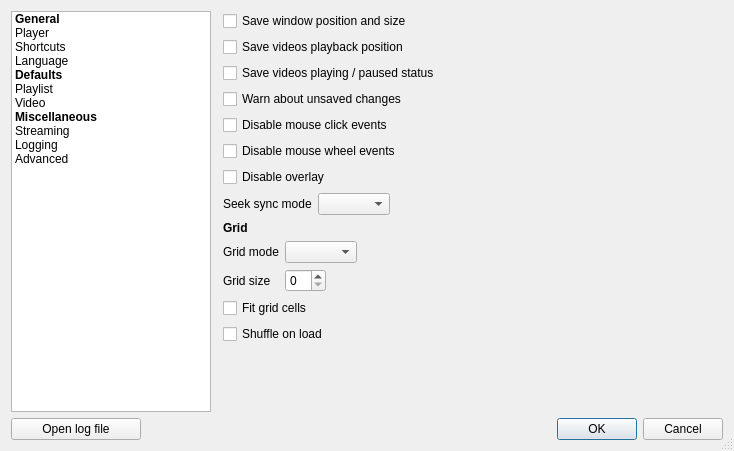
Qt form resources/ui/settings_dialog.ui (vzhd1701/gridplayer) before a commit.
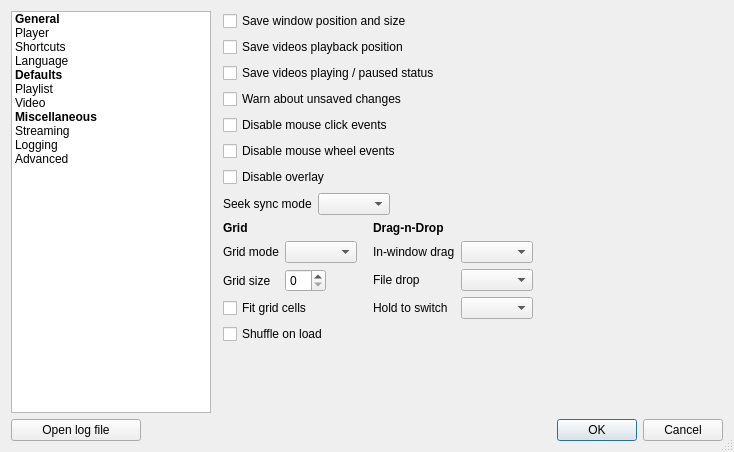
The same form after that commit. The open tabs and pages were chosen to show the change. Custom widgets are drawn as their Qt base class.

Commit message: feat: replace video on drag-n-drop while holding modifier key (default: shift)

What changed in the file:
```diff
--- a/resources/ui/settings_dialog.ui
+++ b/resources/ui/settings_dialog.ui
@@ -7,7 +7,7 @@
     <x>0</x>
     <y>0</y>
     <width>732</width>
-    <height>451</height>
+    <height>452</height>
    </rect>
   </property>
   <property name="windowTitle">
@@ -48,7 +48,6 @@
         </property>
         <property name="font">
          <font>
-          <weight>75</weight>
           <bold>true</bold>
          </font>
         </property>
@@ -77,7 +76,6 @@
         </property>
         <property name="font">
          <font>
-          <weight>75</weight>
           <bold>true</bold>
          </font>
         </property>
@@ -101,7 +99,6 @@
         </property>
         <property name="font">
          <font>
-          <weight>75</weight>
           <bold>true</bold>
          </font>
         </property>
@@ -586,10 +583,28 @@
           </layout>
          </item>
          <item>
+          <layout class="QHBoxLayout" name="horizontalLayout_7">
+           <property name="spacing">
+            <number>6</number>
+           </property>
+           <property name="rightMargin">
+            <number>0</number>
+           </property>
+           <property name="bottomMargin">
+            <number>0</number>
+           </property>
+           <item>
+            <layout class="QVBoxLayout" name="verticalLayout_2">
+             <property name="leftMargin">
+              <number>0</number>
+             </property>
+             <property name="bottomMargin">
+              <number>0</number>
+             </property>
+             <item>
           <widget class="QLabel" name="label">
            <property name="font">
             <font>
-             <weight>75</weight>
              <bold>true</bold>
             </font>
            </property>
@@ -640,7 +655,7 @@
           </widget>
          </item>
          <item>
-          <spacer name="verticalSpacer_4">
+              <spacer name="verticalSpacer_6">
            <property name="orientation">
             <enum>Qt::Vertical</enum>
            </property>
@@ -651,6 +666,92 @@
             </size>
            </property>
           </spacer>
+             </item>
+            </layout>
+           </item>
+           <item>
+            <layout class="QVBoxLayout" name="verticalLayout_3">
+             <property name="leftMargin">
+              <number>10</number>
+             </property>
+             <item>
+              <widget class="QLabel" name="label">
+               <property name="font">
+                <font>
+                 <bold>true</bold>
+                </font>
+               </property>
+               <property name="text">
+                <string>Drag-n-Drop</string>
+               </property>
+              </widget>
+             </item>
+             <item>
+              <layout class="QFormLayout" name="formLayout">
+               <property name="fieldGrowthPolicy">
+                <enum>QFormLayout::FieldsStayAtSizeHint</enum>
+               </property>
+               <item row="0" column="1">
+                <widget class="QComboBox" name="dropActionInternal"/>
+               </item>
+               <item row="1" column="0">
+                <widget class="QLabel" name="dropActionExternalLabel">
+                 <property name="text">
+                  <string>File drop</string>
+                 </property>
+                </widget>
+               </item>
+               <item row="1" column="1">
+                <widget class="QComboBox" name="dropActionExternal"/>
+               </item>
+               <item row="2" column="0">
+                <widget class="QLabel" name="dropModifierLabel">
+                 <property name="text">
+                  <string>Hold to switch</string>
+                 </property>
+                </widget>
+               </item>
+               <item row="2" column="1">
+                <widget class="QComboBox" name="dropModifier"/>
+               </item>
+               <item row="0" column="0">
+                <widget class="QLabel" name="dropActionInternalLabel">
+                 <property name="text">
+                  <string>In-window drag</string>
+                 </property>
+                </widget>
+               </item>
+              </layout>
+             </item>
+             <item>
+              <spacer name="verticalSpacer_5">
+               <property name="orientation">
+                <enum>Qt::Vertical</enum>
+               </property>
+               <property name="sizeHint" stdset="0">
+                <size>
+                 <width>20</width>
+                 <height>40</height>
+                </size>
+               </property>
+              </spacer>
+             </item>
+            </layout>
+           </item>
+           <item>
+            <spacer name="horizontalSpacer">
+             <property name="orientation">
+              <enum>Qt::Horizontal</enum>
+             </property>
+             <property name="sizeHint" stdset="0">
+              <size>
+               <width>40</width>
+               <height>20</height>
+              </size>
+             </property>
+            </spacer>
+           </item>
+          </layout>
          </item>
         </layout>
        </widget>
```
Left out of the diff: 31 changed lines with no effect on the pictures. Lines whose indentation alone changed are shown as unchanged. The commit also changes 15 other files.
